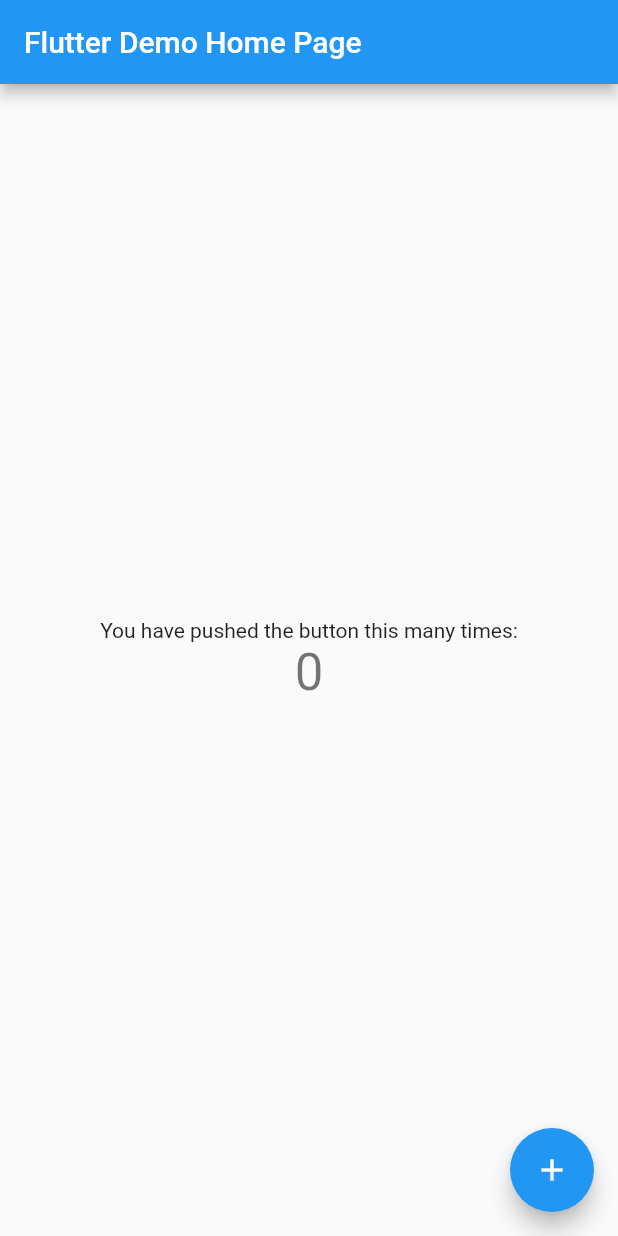
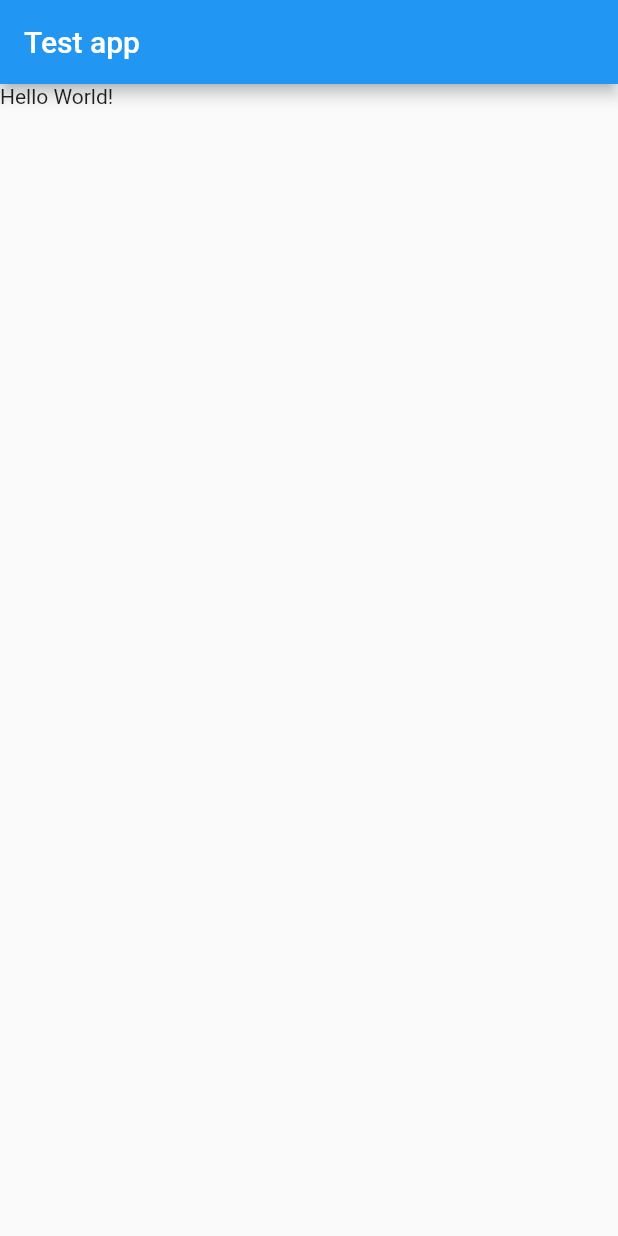
Before and after one commit to Koorosh14/flutter_test_app, a Flutter app: the screen it shows after launch, on a phone screen of 412 x 824 dp. Run offline on Flutter 3.47's test engine with Material 2 defaults, Android fonts, the phone set to English and light mode, and no system bars.

Commit message:
replace generated codes with a simple hello world app

```diff
--- a/lib/app.dart
+++ b/lib/app.dart
@@ -1,27 +1,13 @@
 import 'package:flutter/material.dart';
 import 'screens/home/home.dart';
 
-class MyApp extends StatelessWidget {
-  const MyApp({super.key});
+class App extends StatelessWidget {
+  const App({super.key});
 
-  // This widget is the root of your application.
   @override
   Widget build(BuildContext context) {
-    return MaterialApp(
-      title: 'Flutter Demo',
-      theme: ThemeData(
-        // This is the theme of your application.
-        //
-        // Try running your application with "flutter run". You'll see the
-        // application has a blue toolbar. Then, without quitting the app, try
-        // changing the primarySwatch below to Colors.green and then invoke
-        // "hot reload" (press "r" in the console where you ran "flutter run",
-        // or simply save your changes to "hot reload" in a Flutter IDE).
-        // Notice that the counter didn't reset back to zero; the application
-        // is not restarted.
-        primarySwatch: Colors.blue,
-      ),
-      home: const MyHomePage(title: 'Flutter Demo Home Page'),
+    return const MaterialApp(
+      home: Home(),
     );
   }
 }
--- a/lib/main.dart
+++ b/lib/main.dart
@@ -1,4 +1,4 @@
 import 'package:flutter/material.dart';
 import 'app.dart';
 
-void main() => runApp(const MyApp());
+void main() => runApp(const App());
--- a/lib/screens/home/home.dart
+++ b/lib/screens/home/home.dart
@@ -1,86 +1,15 @@
 import 'package:flutter/material.dart';
 
-class MyHomePage extends StatefulWidget {
-  const MyHomePage({super.key, required this.title});
-
-  // This widget is the home page of your application. It is stateful, meaning
-  // that it has a State object (defined below) that contains fields that affect
-  // how it looks.
-
-  // This class is the configuration for the state. It holds the values (in this
-  // case the title) provided by the parent (in this case the App widget) and
-  // used by the build method of the State. Fields in a Widget subclass are
-  // always marked "final".
-
-  final String title;
-
-  @override
-  State<MyHomePage> createState() => _MyHomePageState();
-}
-
-class _MyHomePageState extends State<MyHomePage> {
-  int _counter = 0;
-
-  void _incrementCounter() {
-    setState(() {
-      // This call to setState tells the Flutter framework that something has
-      // changed in this State, which causes it to rerun the build method below
-      // so that the display can reflect the updated values. If we changed
-      // _counter without calling setState(), then the build method would not be
-      // called again, and so nothing would appear to happen.
-      _counter++;
-    });
-  }
+class Home extends StatelessWidget {
+  const Home({super.key});
 
   @override
   Widget build(BuildContext context) {
-    // This method is rerun every time setState is called, for instance as done
-    // by the _incrementCounter method above.
-    //
-    // The Flutter framework has been optimized to make rerunning build methods
-    // fast, so that you can just rebuild anything that needs updating rather
-    // than having to individually change instances of widgets.
     return Scaffold(
       appBar: AppBar(
-        // Here we take the value from the MyHomePage object that was created by
-        // the App.build method, and use it to set our appbar title.
-        title: Text(widget.title),
+        title: const Text('Test app'),
       ),
-      body: Center(
-        // Center is a layout widget. It takes a single child and positions it
-        // in the middle of the parent.
-        child: Column(
-          // Column is also a layout widget. It takes a list of children and
-          // arranges them vertically. By default, it sizes itself to fit its
-          // children horizontally, and tries to be as tall as its parent.
-          //
-          // Invoke "debug painting" (press "p" in the console, choose the
-          // "Toggle Debug Paint" action from the Flutter Inspector in Android
-          // Studio, or the "Toggle Debug Paint" command in Visual Studio Code)
-          // to see the wireframe for each widget.
-          //
-          // Column has various properties to control how it sizes itself and
-          // how it positions its children. Here we use mainAxisAlignment to
-          // center the children vertically; the main axis here is the vertical
-          // axis because Columns are vertical (the cross axis would be
-          // horizontal).
-          mainAxisAlignment: MainAxisAlignment.center,
-          children: <Widget>[
-            const Text(
-              'You have pushed the button this many times:',
-            ),
-            Text(
-              '$_counter',
-              style: Theme.of(context).textTheme.headline4,
-            ),
-          ],
-        ),
-      ),
-      floatingActionButton: FloatingActionButton(
-        onPressed: _incrementCounter,
-        tooltip: 'Increment',
-        child: const Icon(Icons.add),
-      ), // This trailing comma makes auto-formatting nicer for build methods.
+      body: const Text('Hello World!'),
     );
   }
 }
```
